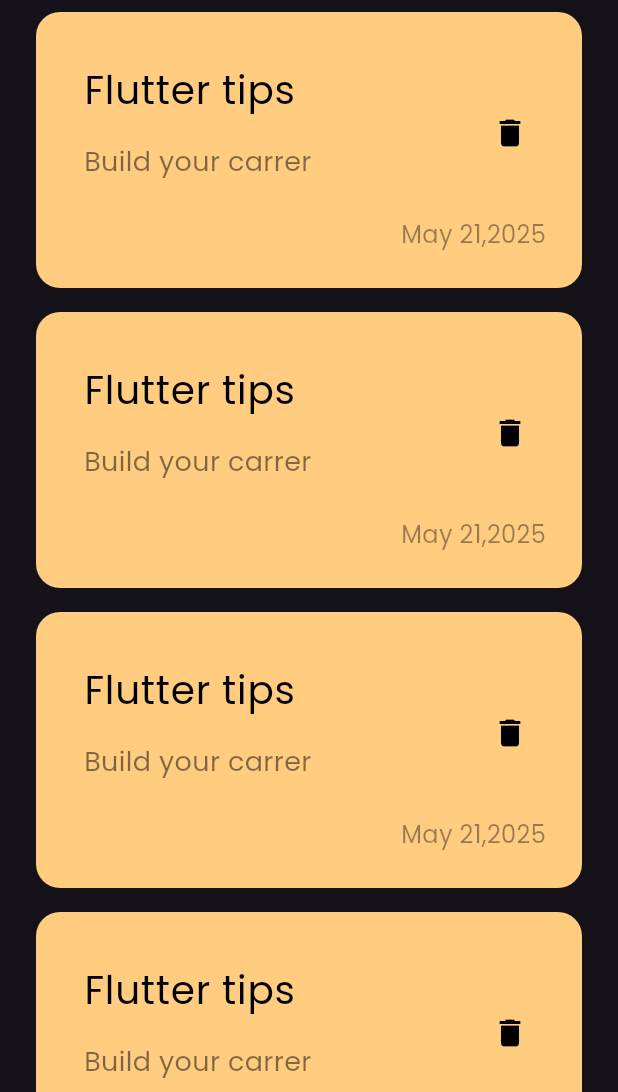
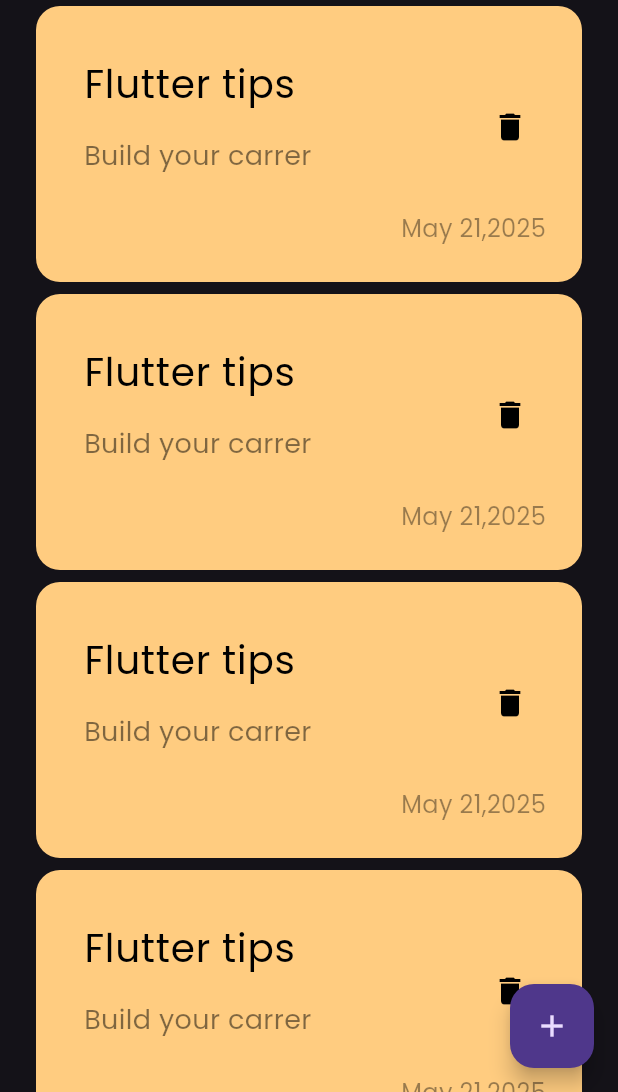
Before and after one commit to AhmadSewry/notes_app, a Flutter app: the screen it shows after launch, on a phone screen of 412 x 824 dp, the part 144-1236 px from its top. Run offline on Flutter 3.47's test engine with Material 3 defaults, Android fonts, the phone set to English and light mode, and no system bars.

Commit message:
added floating action button

```diff
--- a/lib/views/notes_view.dart
+++ b/lib/views/notes_view.dart
@@ -6,6 +6,12 @@ class NotesView extends StatelessWidget {
 
   @override
   Widget build(BuildContext context) {
-    return Scaffold(body: NotesViewBody());
+    return Scaffold(
+      floatingActionButton: FloatingActionButton(
+        onPressed: () {},
+        child: Icon(Icons.add),
+      ),
+      body: NotesViewBody(),
+    );
   }
 }
--- a/lib/views/widgets/notes_list_view.dart
+++ b/lib/views/widgets/notes_list_view.dart
@@ -9,7 +9,7 @@ class NotesListView extends StatelessWidget {
     return ListView.builder(
       itemBuilder: (context, index) {
         return Padding(
-          padding: const EdgeInsets.symmetric(vertical: 8),
+          padding: const EdgeInsets.symmetric(vertical: 4),
           child: const NoteItem(),
         );
       },
--- a/lib/views/widgets/notes_view_body.dart
+++ b/lib/views/widgets/notes_view_body.dart
@@ -5,7 +5,7 @@ import 'package:notes_app/views/widgets/notes_list_view.dart';
 
 class NotesViewBody extends StatelessWidget {
   const NotesViewBody({super.key});
-
+  final data=const [];
   @override
   Widget build(BuildContext context) {
     return Padding(
```
